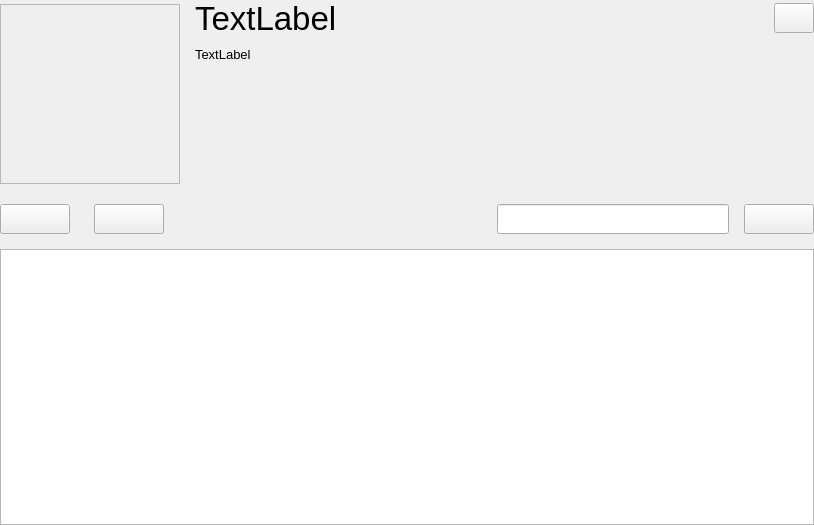
Above: app/ui_source/ui/PlayListWidget.ui from Mai-icy/I-Music-Player before the change. Below: the same form after it.
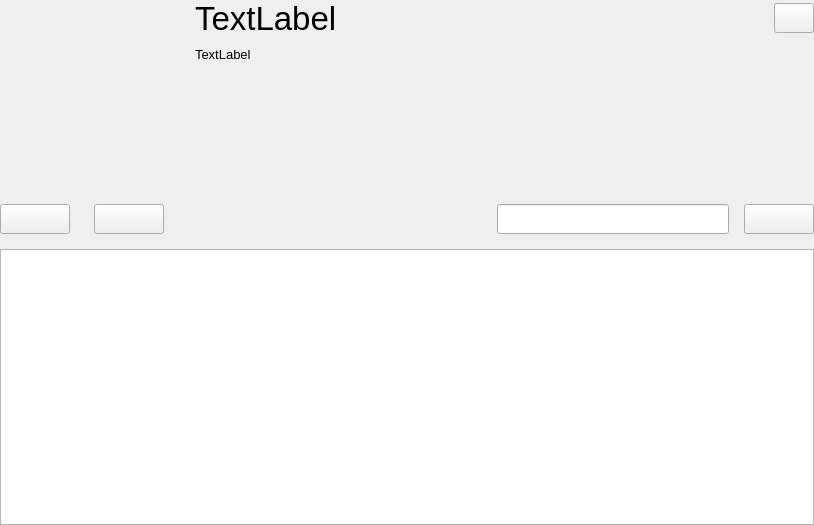
That is the form after the change.

Diff of the .ui file:
```diff
--- a/app/ui_source/ui/PlayListWidget.ui
+++ b/app/ui_source/ui/PlayListWidget.ui
@@ -53,7 +53,7 @@
      <item>
       <layout class="QHBoxLayout" name="horizontalLayout">
        <item>
-        <widget class="QFrame" name="playlist_cover_frame">
+        <widget class="QLabel" name="playlist_cover_label">
          <property name="minimumSize">
           <size>
            <width>180</width>
@@ -66,11 +66,8 @@
            <height>180</height>
           </size>
          </property>
-         <property name="frameShape">
-          <enum>QFrame::StyledPanel</enum>
-         </property>
-         <property name="frameShadow">
-          <enum>QFrame::Raised</enum>
+         <property name="text">
+          <string/>
          </property>
         </widget>
        </item>
```
